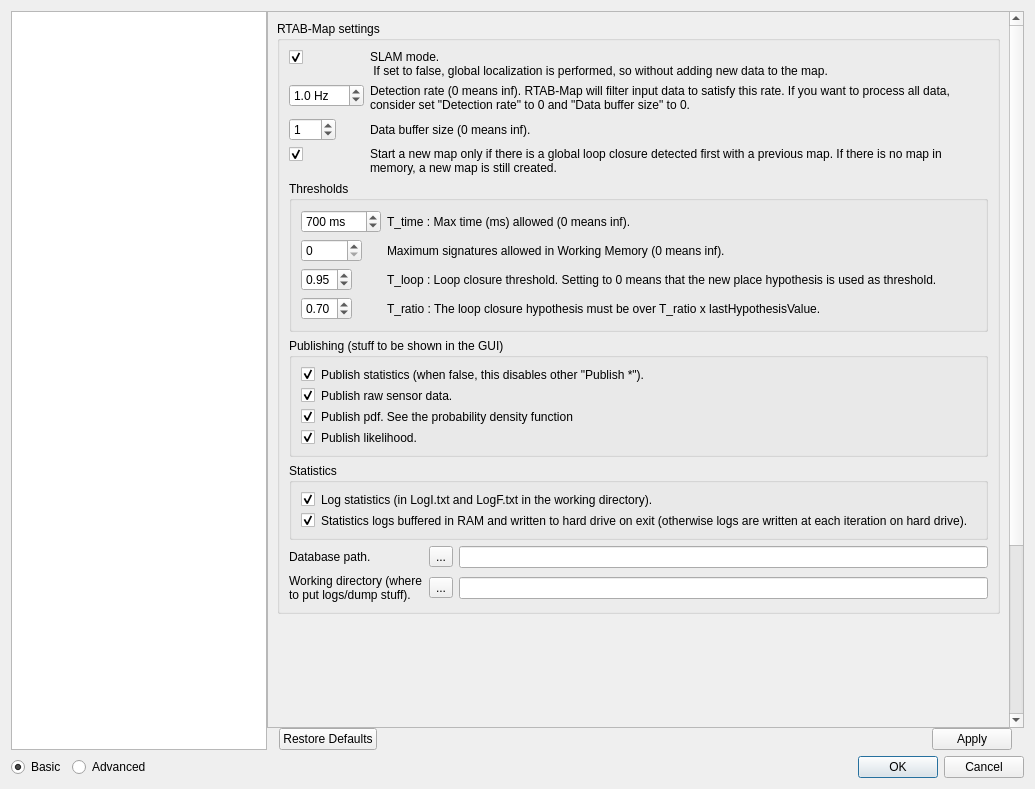
Before: the Qt Designer form guilib/src/ui/preferencesDialog.ui in introlab/rtabmap, drawn with Qt 5.
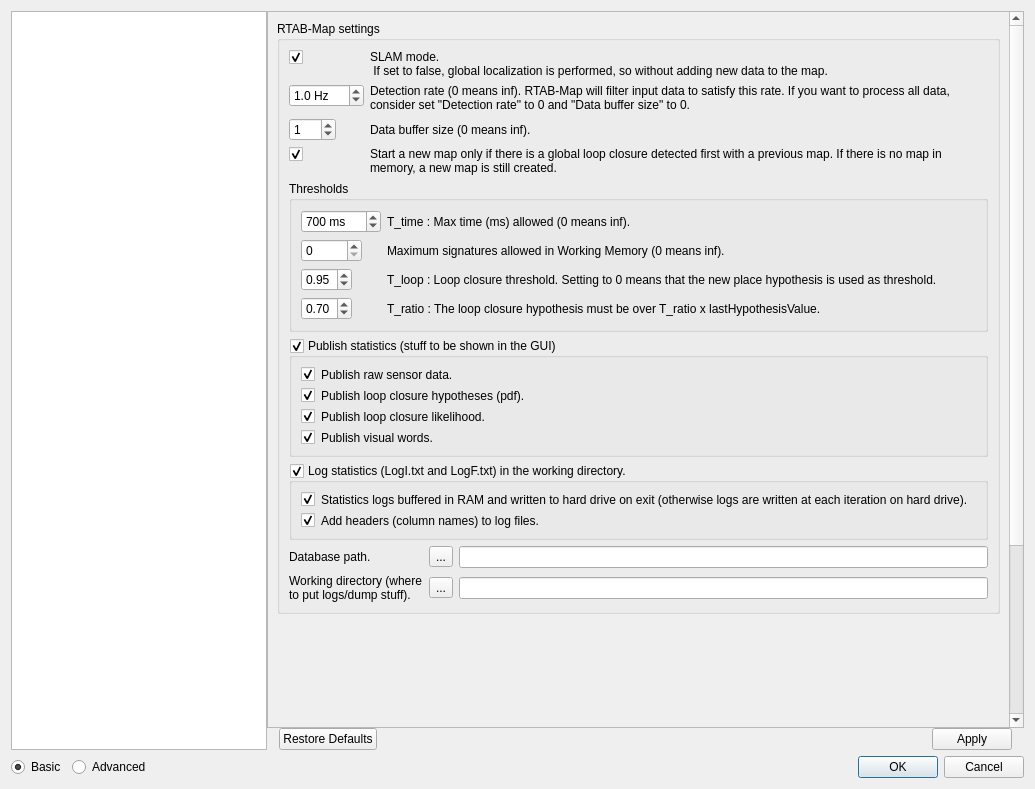
After: the same form once the commit is applied. The open tabs and pages were chosen to show the change. Icons and pictures are not drawn. Custom widgets are drawn as their Qt base class.

Commit message: fixed warning of logStatisticsHeader parameter not set in Preferences

What changed in the file:
```diff
--- a/guilib/src/ui/preferencesDialog.ui
+++ b/guilib/src/ui/preferencesDialog.ui
@@ -2354,33 +2354,16 @@
                     <item>
                      <widget class="QGroupBox" name="groupBox_publishing">
                       <property name="title">
-                       <string>Publishing (stuff to be shown in the GUI)</string>
+                       <string>Publish statistics (stuff to be shown in the GUI)</string>
+                      </property>
+                      <property name="checkable">
+                       <bool>true</bool>
                       </property>
                       <layout class="QFormLayout" name="formLayout_15">
                        <property name="fieldGrowthPolicy">
                         <enum>QFormLayout::AllNonFixedFieldsGrow</enum>
                        </property>
                        <item row="0" column="0">
-                        <widget class="QCheckBox" name="general_checkBox_publishStats">
-                         <property name="text">
-                          <string/>
-                         </property>
-                         <property name="checked">
-                          <bool>true</bool>
-                         </property>
-                        </widget>
-                       </item>
-                       <item row="0" column="1">
-                        <widget class="QLabel" name="label_35">
-                         <property name="text">
-                          <string>Publish statistics (when false, this disables other &quot;Publish *&quot;).</string>
-                         </property>
-                         <property name="wordWrap">
-                          <bool>true</bool>
-                         </property>
-                        </widget>
-                       </item>
-                       <item row="1" column="0">
                         <widget class="QCheckBox" name="general_checkBox_publishRawData">
                          <property name="text">
                           <string/>
@@ -2390,14 +2373,14 @@
                          </property>
                         </widget>
                        </item>
-                       <item row="1" column="1">
+                       <item row="0" column="1">
                         <widget class="QLabel" name="label_91">
                          <property name="text">
                           <string>Publish raw sensor data.</string>
                          </property>
                         </widget>
                        </item>
-                       <item row="2" column="0">
+                       <item row="1" column="0">
                         <widget class="QCheckBox" name="general_checkBox_publishPdf">
                          <property name="text">
                           <string/>
@@ -2407,14 +2390,14 @@
                          </property>
                         </widget>
                        </item>
-                       <item row="2" column="1">
+                       <item row="1" column="1">
                         <widget class="QLabel" name="label_106">
                          <property name="text">
-                          <string>Publish pdf. See the probability density function</string>
+                          <string>Publish loop closure hypotheses (pdf).</string>
                          </property>
                         </widget>
                        </item>
-                       <item row="3" column="0">
+                       <item row="2" column="0">
                         <widget class="QCheckBox" name="general_checkBox_publishLikelihood">
                          <property name="text">
                           <string/>
@@ -2424,10 +2407,27 @@
                          </property>
                         </widget>
                        </item>
-                       <item row="3" column="1">
+                       <item row="2" column="1">
                         <widget class="QLabel" name="label_116">
                          <property name="text">
-                          <string>Publish likelihood.</string>
+                          <string>Publish loop closure likelihood.</string>
+                         </property>
+                        </widget>
+                       </item>
+                       <item row="3" column="1">
+                        <widget class="QLabel" name="label_144">
+                         <property name="text">
+                          <string>Publish visual words.</string>
+                         </property>
+                        </widget>
+                       </item>
+                       <item row="3" column="0">
+                        <widget class="QCheckBox" name="checkBox_kp_publishKeypoints">
+                         <property name="text">
+                          <string/>
+                         </property>
+                         <property name="checked">
+                          <bool>true</bool>
                          </property>
                         </widget>
                        </item>
@@ -2437,13 +2437,16 @@
                     <item>
                      <widget class="QGroupBox" name="groupBox_statistics">
                       <property name="title">
-                       <string>Statistics</string>
+                       <string>Log statistics (LogI.txt and LogF.txt) in the working directory.</string>
+                      </property>
+                      <property name="checkable">
+                       <bool>true</bool>
                       </property>
                       <layout class="QFormLayout" name="formLayout_16">
                        <property name="fieldGrowthPolicy">
                         <enum>QFormLayout::AllNonFixedFieldsGrow</enum>
                        </property>
-                       <item row="1" column="0">
+                       <item row="0" column="0">
                         <widget class="QCheckBox" name="general_checkBox_statisticLogsBufferedInRAM">
                          <property name="text">
                           <string/>
@@ -2453,7 +2456,7 @@
                          </property>
                         </widget>
                        </item>
-                       <item row="1" column="1">
+                       <item row="0" column="1">
                         <widget class="QLabel" name="label_143">
                          <property name="text">
                           <string>Statistics logs buffered in RAM and written to hard drive on exit (otherwise logs are written at each iteration on hard drive).</string>
@@ -2463,22 +2466,22 @@
                          </property>
                         </widget>
                        </item>
-                       <item row="0" column="1">
-                        <widget class="QLabel" name="label_144">
+                       <item row="1" column="0">
+                        <widget class="QCheckBox" name="general_checkBox_statisticLoggedHeaders">
                          <property name="text">
-                          <string>Log statistics (in LogI.txt and LogF.txt in the working directory).</string>
+                          <string/>
                          </property>
-                         <property name="wordWrap">
+                         <property name="checked">
                           <bool>true</bool>
                          </property>
                         </widget>
                        </item>
-                       <item row="0" column="0">
-                        <widget class="QCheckBox" name="general_checkBox_statisticLogged">
+                       <item row="1" column="1">
+                        <widget class="QLabel" name="label_209">
                          <property name="text">
-                          <string/>
+                          <string>Add headers (column names) to log files.</string>
                          </property>
-                         <property name="checked">
+                         <property name="wordWrap">
                           <bool>true</bool>
                          </property>
                         </widget>
```
Left out of the diff: 150 changed lines with no effect on the pictures. The commit also changes 1 other file.
